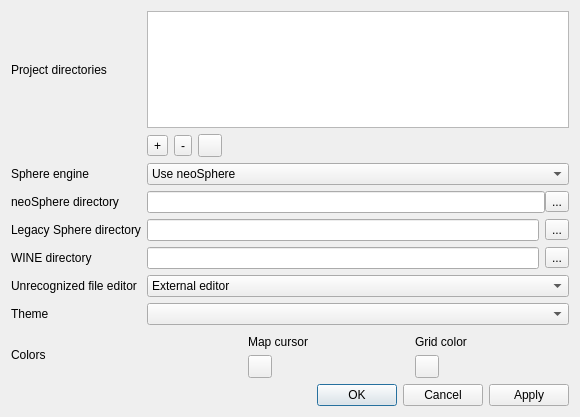
This is ui/settingswindow.ui in Eggbertx/QtSphere-IDE as Qt 5 draws it before an edit. The edited form follows.
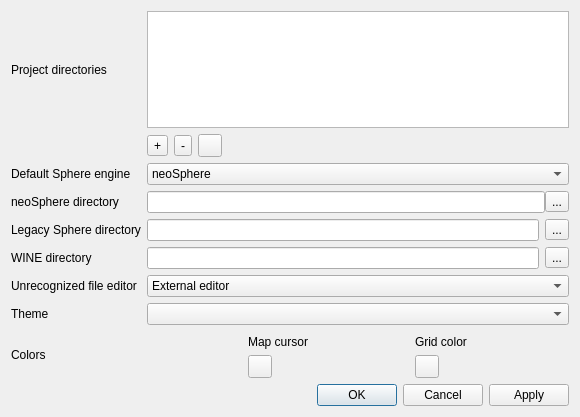
This is the edited form. Icons and pictures are not drawn. Custom widgets are drawn as their Qt base class.

Commit message: rename "whichEngine" to "defaultEngine" to avoid ambiguity

The edit to the form file:
```diff
--- a/ui/settingswindow.ui
+++ b/ui/settingswindow.ui
@@ -38,7 +38,7 @@
    <item row="2" column="0">
     <widget class="QLabel" name="sphereEngine_lbl">
      <property name="text">
-      <string>Sphere engine</string>
+      <string>Default Sphere engine</string>
      </property>
     </widget>
    </item>
@@ -287,11 +287,15 @@
       <string>&lt;html&gt;&lt;head/&gt;&lt;body&gt;&lt;p&gt;If the legacy engine is chosen on a non-Windows OS and WINE is available, it will be used.&lt;/p&gt;&lt;/body&gt;&lt;/html&gt;</string>
      </property>
      <property name="currentText">
-      <string>Use neoSphere</string>
+      <string>neoSphere</string>
      </property>
      <item>
       <property name="text">
-       <string>Use neoSphere</string>
+       <string>neoSphere</string>
+      </property>
+      <property name="icon">
+       <iconset resource="../qsires.qrc">
+        <normaloff>:/res/neosphere.png</normaloff>:/res/neosphere.png</iconset>
       </property>
      </item>
      <item>
```
Left out of the diff: 30 changed lines with no effect on the pictures. The commit also changes 4 other files.
